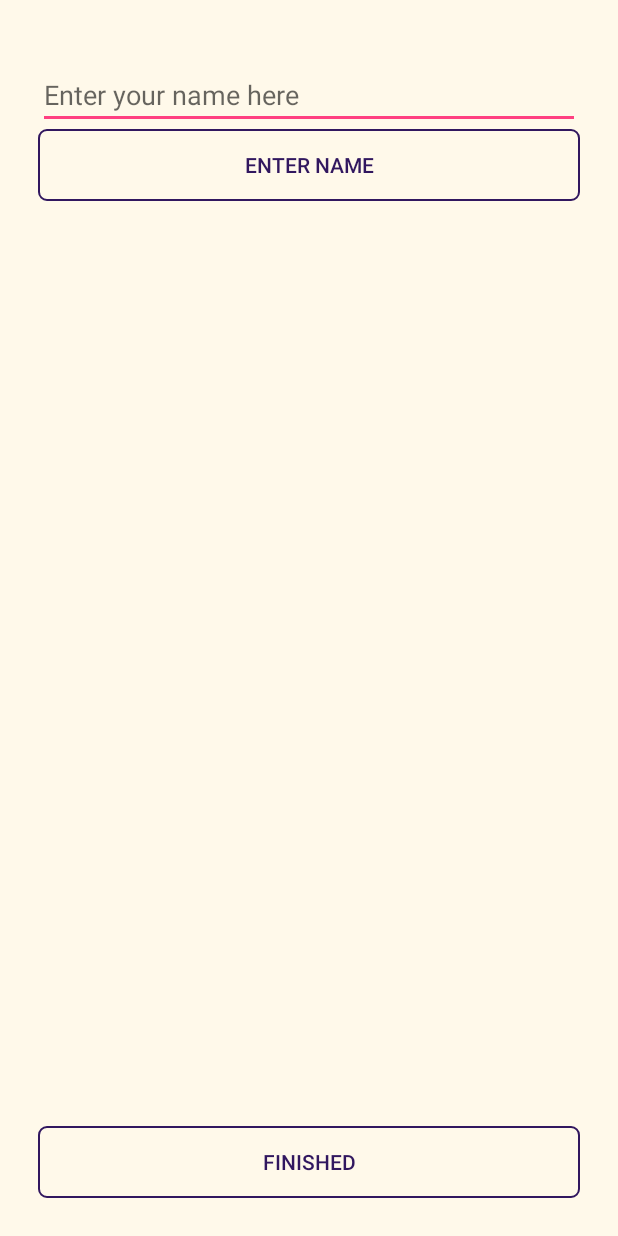
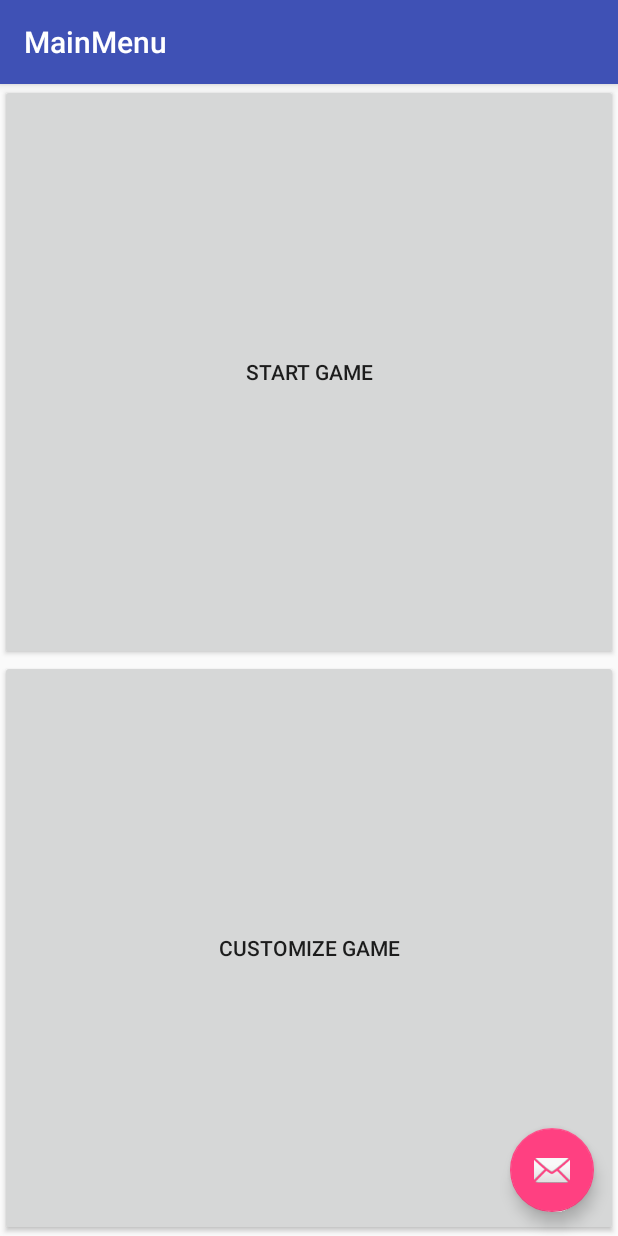
Before and after one commit to CS-262wingdings/client, an Android app: the screen it shows after launch (MainActivity before the commit, MainMenu after it), after a tap on an icon or button, on a phone screen of 412 x 824 dp. Run offline under Robolectric (Android 15) with nearby library versions, the phone set to English and light mode, and no system bars.

Commit message:
made infastructure for main menu and custom questions

```diff
--- a/app/build.gradle
+++ b/app/build.gradle
@@ -22,6 +22,7 @@
     implementation fileTree(dir: 'libs', include: ['*.jar'])
     implementation 'com.android.support:appcompat-v7:28.0.0-rc02'
     implementation 'com.android.support.constraint:constraint-layout:1.1.3'
+    implementation 'com.android.support:design:28.0.0'
     testImplementation 'junit:junit:4.12'
     androidTestImplementation 'com.android.support.test:runner:1.0.2'
     androidTestImplementation 'com.android.support.test.espresso:espresso-core:3.0.2'
--- /dev/null
+++ b/app/src/main/java/edu/calvin/cs262/wingdings/pigeonpoll/MainMenu.java
@@ -0,0 +1,38 @@
+package edu.calvin.cs262.wingdings.pigeonpoll;
+
+import android.content.Intent;
+import android.os.Bundle;
+import android.support.design.widget.FloatingActionButton;
+import android.support.design.widget.Snackbar;
+import android.support.v7.app.AppCompatActivity;
+import android.support.v7.widget.Toolbar;
+import android.view.View;
+
+public class MainMenu extends AppCompatActivity {
+
+    @Override
+    protected void onCreate(Bundle savedInstanceState) {
+        super.onCreate(savedInstanceState);
+        setContentView(R.layout.activity_main_menu);
+        Toolbar toolbar = (Toolbar) findViewById(R.id.toolbar);
+        setSupportActionBar(toolbar);
+
+        FloatingActionButton fab = (FloatingActionButton) findViewById(R.id.fab);
+        fab.setOnClickListener(new View.OnClickListener() {
+            @Override
+            public void onClick(View view) {
+                Snackbar.make(view, "Replace with your own action", Snackbar.LENGTH_LONG)
+                        .setAction("Action", null).show();
+            }
+        });
+    }
+
+    public void StartGame(View view) {
+        startActivity(new Intent(this,MainActivity.class));
+    }
+
+
+    public void customizeGame(View view) {
+        startActivity(new Intent(this,GameCustomization.class));
+    }
+}
--- a/app/src/main/java/edu/calvin/cs262/wingdings/pigeonpoll/SplashActivity.java
+++ b/app/src/main/java/edu/calvin/cs262/wingdings/pigeonpoll/SplashActivity.java
@@ -31,7 +31,7 @@
         startbtn.setOnClickListener(new View.OnClickListener() {
             @Override
             public void onClick(View v) {
-                startActivity(new Intent(SplashActivity.this,MainActivity.class));
+                startActivity(new Intent(SplashActivity.this,MainMenu.class));
             }
         });
 
--- /dev/null
+++ b/app/src/main/res/layout/activity_main_menu.xml
@@ -0,0 +1,33 @@
+<?xml version="1.0" encoding="utf-8"?>
+<android.support.design.widget.CoordinatorLayout xmlns:android="http://schemas.android.com/apk/res/android"
+    xmlns:app="http://schemas.android.com/apk/res-auto"
+    xmlns:tools="http://schemas.android.com/tools"
+    android:layout_width="match_parent"
+    android:layout_height="match_parent"
+    tools:context=".MainMenu">
+
+    <android.support.design.widget.AppBarLayout
+        android:layout_width="match_parent"
+        android:layout_height="wrap_content"
+        android:theme="@style/AppTheme.AppBarOverlay">
+
+        <android.support.v7.widget.Toolbar
+            android:id="@+id/toolbar"
+            android:layout_width="match_parent"
+            android:layout_height="?attr/actionBarSize"
+            android:background="?attr/colorPrimary"
+            app:popupTheme="@style/AppTheme.PopupOverlay" />
+
+    </android.support.design.widget.AppBarLayout>
+
+    <include layout="@layout/content_main_menu" />
+
+    <android.support.design.widget.FloatingActionButton
+        android:id="@+id/fab"
+        android:layout_width="wrap_content"
+        android:layout_height="wrap_content"
+        android:layout_gravity="bottom|end"
+        android:layout_margin="@dimen/fab_margin"
+        app:srcCompat="@android:drawable/ic_dialog_email" />
+
+</android.support.design.widget.CoordinatorLayout>
--- /dev/null
+++ b/app/src/main/res/layout/content_main_menu.xml
@@ -0,0 +1,28 @@
+<?xml version="1.0" encoding="utf-8"?>
+<LinearLayout xmlns:android="http://schemas.android.com/apk/res/android"
+    xmlns:app="http://schemas.android.com/apk/res-auto"
+    xmlns:tools="http://schemas.android.com/tools"
+    android:layout_width="match_parent"
+    android:layout_height="match_parent"
+    app:layout_behavior="@string/appbar_scrolling_view_behavior"
+    tools:context=".MainMenu"
+    android:orientation="vertical"
+    tools:showIn="@layout/activity_main_menu">
+
+
+    <Button
+        android:id="@+id/startgame"
+        android:layout_width="match_parent"
+        android:layout_height="wrap_content"
+        android:layout_weight="1"
+        android:text="Start Game"
+        android:onClick="StartGame"/>
+
+    <Button
+        android:id="@+id/customizeGame"
+        android:layout_width="match_parent"
+        android:layout_height="wrap_content"
+        android:layout_weight="1"
+        android:onClick="customizeGame"
+        android:text="Customize Game" />
+</LinearLayout>
--- a/app/src/main/res/values/dimens.xml
+++ b/app/src/main/res/values/dimens.xml
@@ -2,4 +2,5 @@
 <resources>
     <dimen name="standard">25dp</dimen>
     <dimen name="textSize1">18dp</dimen>
+    <dimen name="fab_margin">16dp</dimen>
 </resources>
--- a/app/src/main/res/values/strings.xml
+++ b/app/src/main/res/values/strings.xml
@@ -8,4 +8,5 @@
     <string name="thatsMe">That\'s Me!</string>
 
     <string name="layout_gravity">center_horizontal</string>
+    <string name="title_activity_main_menu">MainMenu</string>
 </resources>
--- a/app/src/main/res/values/styles.xml
+++ b/app/src/main/res/values/styles.xml
@@ -8,4 +8,8 @@
         <item name="colorAccent">@color/colorAccent</item>
     </style>
 
+    <style name="AppTheme.AppBarOverlay" parent="ThemeOverlay.AppCompat.Dark.ActionBar" />
+
+    <style name="AppTheme.PopupOverlay" parent="ThemeOverlay.AppCompat.Light" />
+
 </resources>
```
Also changed, not shown: app/src/main/AndroidManifest.xml (+13 -8 lines), app/src/main/java/edu/calvin/cs262/wingdings/pigeonpoll/CustomQuestion.java (added, +13 -0 lines), app/src/main/java/edu/calvin/cs262/wingdings/pigeonpoll/GameCustomization.java (added, +19 -0 lines), app/src/main/res/layout/activity_custom_question.xml (added, +41 -0 lines), app/src/main/res/layout/activity_game_customization.xml (added, +28 -0 lines).
